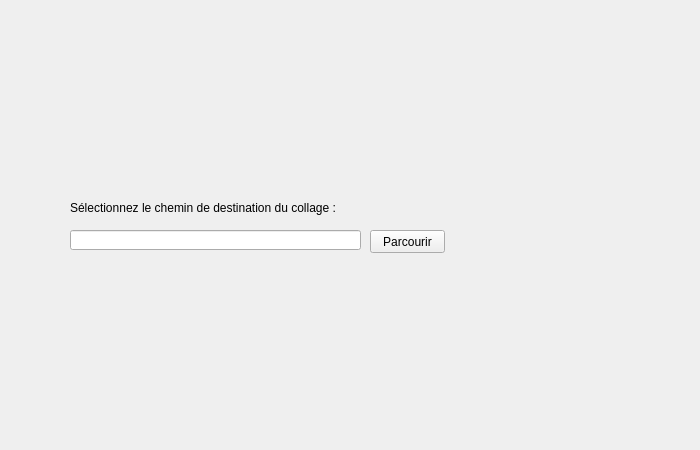
Old version of the form creationwizardpage.ui in the repository xMoad/ihm-qt-shape-collage.
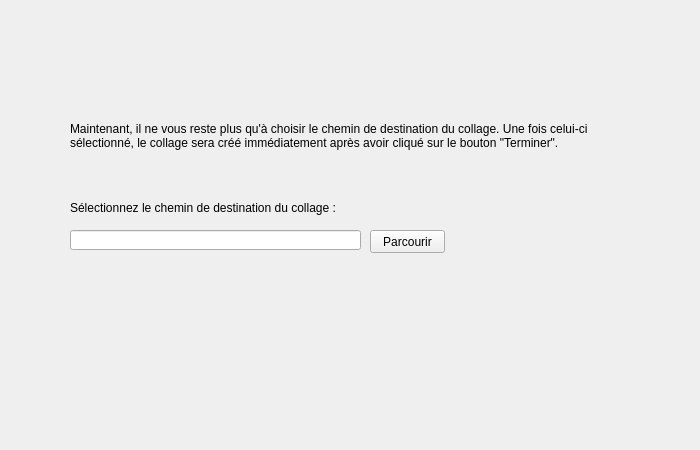
New version of the form.

```diff
--- a/creationwizardpage.ui
+++ b/creationwizardpage.ui
@@ -52,6 +52,27 @@
     <string>Sélectionnez le chemin de destination du collage :</string>
    </property>
   </widget>
+  <widget class="QLabel" name="label">
+   <property name="geometry">
+    <rect>
+     <x>70</x>
+     <y>70</y>
+     <width>551</width>
+     <height>131</height>
+    </rect>
+   </property>
+   <property name="font">
+    <font>
+     <pointsize>9</pointsize>
+    </font>
+   </property>
+   <property name="text">
+    <string>Maintenant, il ne vous reste plus qu'à choisir le chemin de destination du collage. Une fois celui-ci sélectionné, le collage sera créé immédiatement après avoir cliqué sur le bouton &quot;Terminer&quot;.</string>
+   </property>
+   <property name="wordWrap">
+    <bool>true</bool>
+   </property>
+  </widget>
  </widget>
  <resources/>
  <connections/>
```
